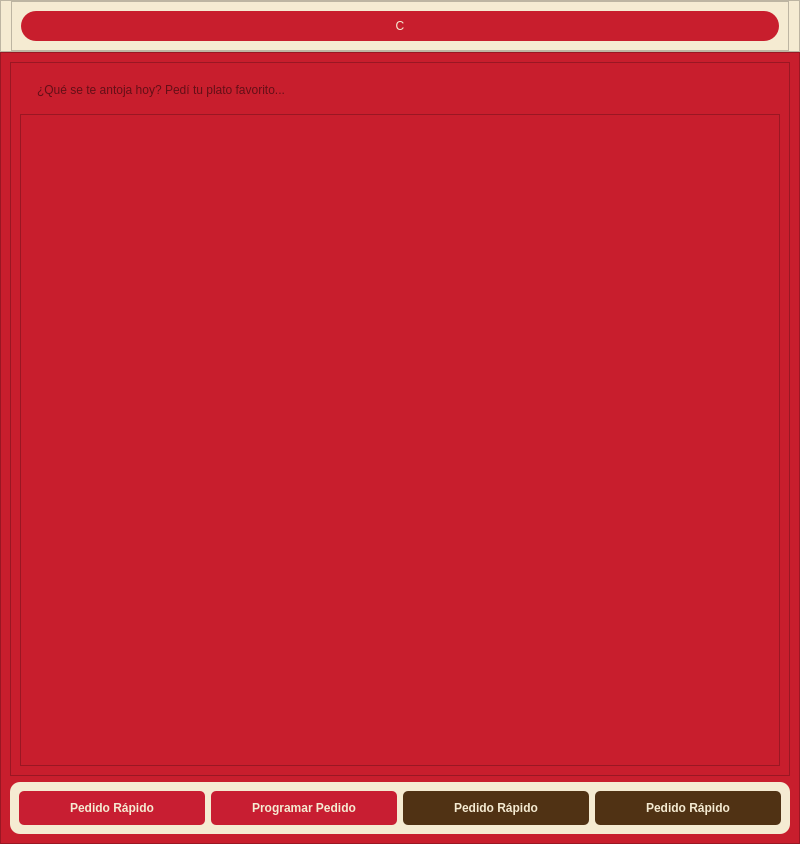
This is escritorio/mainwindow.ui in Bruno-DarkSouler/APP_ElBuenGusto as Qt 5 draws it before an edit. The edited form follows.
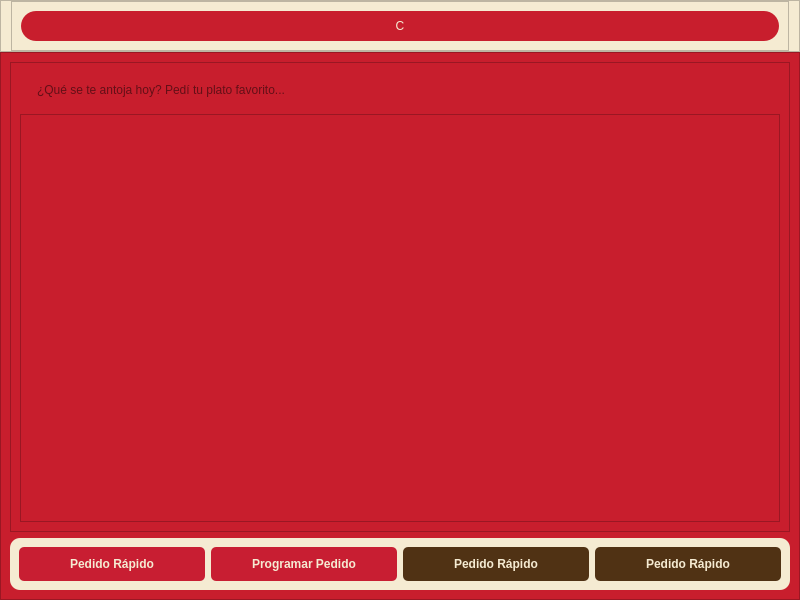
This is the edited form.

Patch:
```diff
--- a/escritorio/mainwindow.ui
+++ b/escritorio/mainwindow.ui
@@ -7,7 +7,7 @@
     <x>0</x>
     <y>0</y>
     <width>800</width>
-    <height>844</height>
+    <height>600</height>
    </rect>
   </property>
   <property name="windowTitle">
@@ -152,7 +152,7 @@
                <x>0</x>
                <y>0</y>
                <width>758</width>
-               <height>631</height>
+               <height>390</height>
               </rect>
              </property>
             </widget>
```
